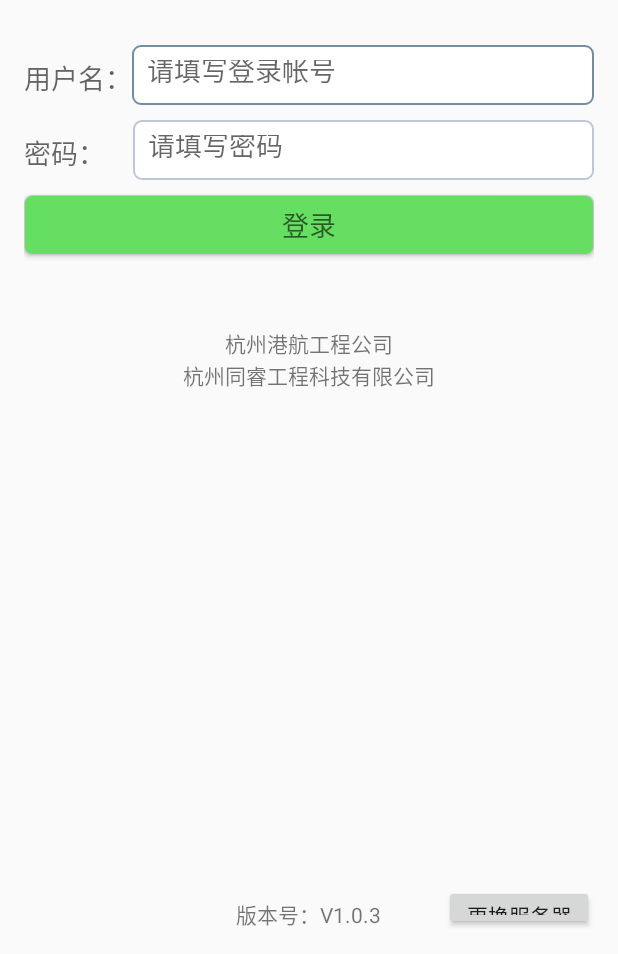
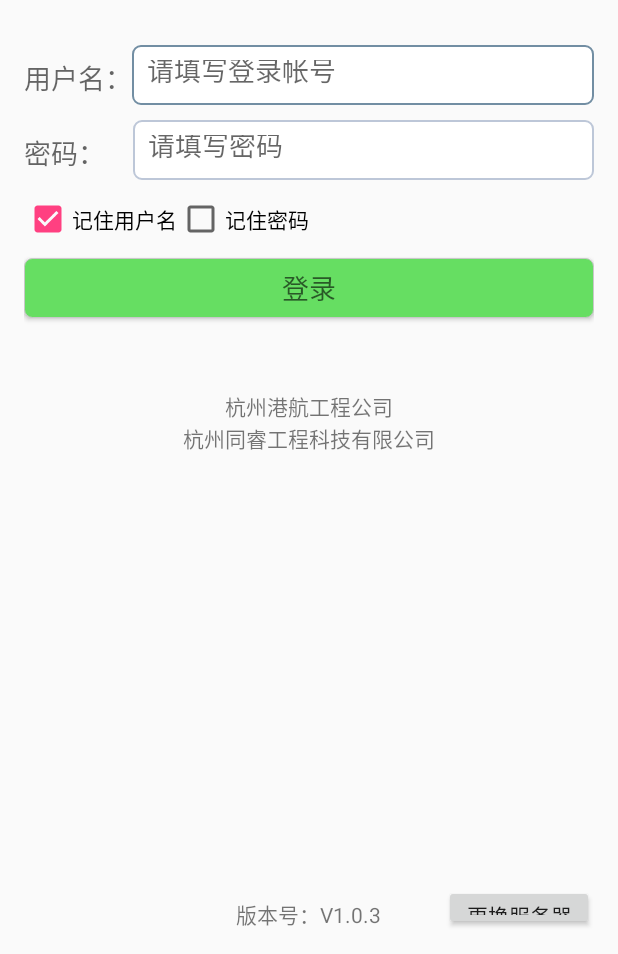
Before and after one commit to jacoli/Bridges, an Android app: the screen it shows after launch (LoginActivity), on a phone screen of 412 x 824 dp, the part 282-1236 px from its top. Run offline under Robolectric (Android 15) with nearby library versions, the phone set to English and light mode, and no system bars.

Commit message:
增加记住用户名和密码

```diff
--- a/app/src/main/java/com/lichuange/bridges/activities/LoginActivity.java
+++ b/app/src/main/java/com/lichuange/bridges/activities/LoginActivity.java
@@ -6,10 +6,13 @@ import android.os.Bundle;
 import android.view.View;
 import android.view.Window;
 import android.widget.Button;
+import android.widget.CheckBox;
+import android.widget.CompoundButton;
 import android.widget.EditText;
 import android.widget.Toast;
 
 import com.lichuange.bridges.R;
+import com.lichuange.bridges.models.BGConfigsModel;
 import com.lichuange.bridges.models.LoginModel;
 import com.lichuange.bridges.models.MainService;
 import com.lichuange.bridges.models.Utils;
@@ -25,6 +28,8 @@ public class LoginActivity extends MyBaseActivity {
 
     private boolean isCreating = true;
 
+    private BGConfigsModel configsModel;
+
     @Override
     protected void onCreate(Bundle savedInstanceState) {
         super.onCreate(savedInstanceState);
@@ -34,10 +39,47 @@ public class LoginActivity extends MyBaseActivity {
         final Button loginBtn = (Button)findViewById(R.id.loginbtn);
         final EditText usernameEdit = (EditText)findViewById(R.id.usernameEdit);
         final EditText passwordEdit = (EditText)findViewById(R.id.passwordEdit);
+        final CheckBox rememberUserName = (CheckBox)findViewById(R.id.rememberUserName);
+        final CheckBox rememberPassword = (CheckBox)findViewById(R.id.rememberPassword);
 
-        // mock
-//        usernameEdit.setText("heweizhi");
-//        passwordEdit.setText("123456");
+        configsModel = fetchConfig();
+
+        rememberUserName.setChecked(configsModel.isRememberUserName());
+        rememberPassword.setChecked(configsModel.isRememberPassword());
+
+        rememberUserName.setOnCheckedChangeListener(new CompoundButton.OnCheckedChangeListener() {
+            @Override
+            public void onCheckedChanged(CompoundButton arg0, boolean arg1) {
+                configsModel.setRememberUserName(arg1);
+
+                if (!arg1) {
+                    configsModel.setUserName(null);
+                    if (configsModel.isRememberPassword()) {
+                        rememberPassword.setChecked(false);
+                    }
+                }
+
+                persistConfig(configsModel);
+            }
+        });
+
+        rememberPassword.setOnCheckedChangeListener(new CompoundButton.OnCheckedChangeListener() {
+            @Override
+            public void onCheckedChanged(CompoundButton arg0, boolean arg1) {
+                configsModel.setRememberPassword(arg1);
+
+                if (arg1) {
+                    if (!configsModel.isRememberUserName()) {
+                        rememberUserName.setChecked(true);
+                    }
+                }
+                else {
+                    configsModel.setPassword(null);
+                }
+
+                persistConfig(configsModel);
+            }
+        });
 
         loginBtn.setOnClickListener(new View.OnClickListener() {
             @Override
@@ -68,18 +110,8 @@ public class LoginActivity extends MyBaseActivity {
             ObjectInputStream ois = new ObjectInputStream(stream);
             LoginModel model = (LoginModel)ois.readObject();
 
-            if (usernameEdit.getText() == null || usernameEdit.getText().length() == 0) {
-                if (model != null) {
-                    usernameEdit.setText(model.getUserName());
-                }
-            }
-
-
             if (model != null && model.getExpirDate() != null && model.isLoginSuccess()) {
                 if (!Utils.isCurrentTimeExpired(model.getExpirDate())) {
-
-
-
                     // 自动登录
                     MainService.getInstance().setLoginModel(model);
                     MyToast.showMessage(getApplicationContext(), "Token仍有效，自动登录");
@@ -92,6 +124,40 @@ public class LoginActivity extends MyBaseActivity {
         }
         finally {
         }
+    }
+
+    private BGConfigsModel fetchConfig() {
+        BGConfigsModel configsModel = null;
+        try {
+            FileInputStream stream = this.openFileInput(BGConfigsModel.configFileName);
+            ObjectInputStream ois = new ObjectInputStream(stream);
+            configsModel = (BGConfigsModel)ois.readObject();
+        }
+        catch (Exception e) {
+        }
+        finally {
+        }
+
+        if (configsModel == null) {
+            configsModel = new BGConfigsModel();
+            configsModel.setRememberUserName(true);
+            configsModel.setRememberPassword(false);
+        }
+
+        return configsModel;
+    }
+
+    private void persistConfig(BGConfigsModel model) {
+        try {
+            FileOutputStream stream = this.openFileOutput(BGConfigsModel.configFileName, MODE_PRIVATE);
+            ObjectOutputStream oos = new ObjectOutputStream(stream);
+            oos.writeObject(model);//td is an Instance of TableData;
+        }
+        catch (Exception e) {
+        }
+        finally {
+        }
+
     }
 
     @Override
@@ -110,17 +176,17 @@ public class LoginActivity extends MyBaseActivity {
                 FileOutputStream stream = this.openFileOutput("login.s", MODE_PRIVATE);
                 ObjectOutputStream oos = new ObjectOutputStream(stream);
                 oos.writeObject(model);//td is an Instance of TableData;
-
-                EditText usernameEdit = (EditText)findViewById(R.id.usernameEdit);
-                if (usernameEdit.getText() == null || usernameEdit.getText().length() == 0) {
-                    usernameEdit.setText(model.getUserName());
-                }
             }
             catch (Exception e) {
             }
             finally {
             }
         }
+
+        EditText usernameEdit = (EditText)findViewById(R.id.usernameEdit);
+        EditText passwordEdit = (EditText)findViewById(R.id.passwordEdit);
+        usernameEdit.setText(configsModel.getUserName());
+        passwordEdit.setText(configsModel.getPassword());
     }
 
     @Override
@@ -145,6 +211,27 @@ public class LoginActivity extends MyBaseActivity {
                 finally {
                 }
 
+
+                EditText usernameEdit = (EditText)findViewById(R.id.usernameEdit);
+                EditText passwordEdit = (EditText)findViewById(R.id.passwordEdit);
+
+                if (configsModel.isRememberUserName()) {
+                    configsModel.setUserName(usernameEdit.getText().toString());
+                }
+                else {
+                    configsModel.setUserName(null);
+                }
+
+                if (configsModel.isRememberPassword()) {
+                    configsModel.setPassword(passwordEdit.getText().toString());
+                }
+                else {
+                    configsModel.setPassword(null);
+                }
+
+                persistConfig(configsModel);
+
+
                 MyToast.showMessage(getApplicationContext(), "登录成功");
 
                 Intent intent = new Intent(LoginActivity.this, MainTabActivity.class);
--- /dev/null
+++ b/app/src/main/java/com/lichuange/bridges/models/BGConfigsModel.java
@@ -0,0 +1,56 @@
+package com.lichuange.bridges.models;
+
+import java.io.Serializable;
+
+/**
+ * Created by lichuange on 16/6/26.
+ */
+public class BGConfigsModel implements Serializable {
+    static public String configFileName = "bg_configs_file";
+
+    private boolean rememberUserName;
+    private boolean rememberPassword;
+    private String serverAddress;
+    private String userName;
+    private String password;
+
+    public boolean isRememberUserName() {
+        return rememberUserName;
+    }
+
+    public void setRememberUserName(boolean rememberUserName) {
+        this.rememberUserName = rememberUserName;
+    }
+
+    public boolean isRememberPassword() {
+        return rememberPassword;
+    }
+
+    public void setRememberPassword(boolean rememberPassword) {
+        this.rememberPassword = rememberPassword;
+    }
+
+    public String getServerAddress() {
+        return serverAddress;
+    }
+
+    public void setServerAddress(String serverAddress) {
+        this.serverAddress = serverAddress;
+    }
+
+    public String getUserName() {
+        return userName;
+    }
+
+    public void setUserName(String userName) {
+        this.userName = userName;
+    }
+
+    public String getPassword() {
+        return password;
+    }
+
+    public void setPassword(String password) {
+        this.password = password;
+    }
+}
--- a/app/src/main/java/com/lichuange/bridges/models/MainService.java
+++ b/app/src/main/java/com/lichuange/bridges/models/MainService.java
@@ -197,7 +197,6 @@ public class MainService {
                         responseStr = responsePrevProcess(responseStr);
                         Gson gson = new Gson();
                         setLoginModel(gson.fromJson(responseStr, LoginModel.class));
-                        getLoginModel().setUserName(username);
 
                         if (getLoginModel() != null
                                 && getLoginModel().isLoginSuccess()) {
--- a/app/src/main/res/layout/activity_login.xml
+++ b/app/src/main/res/layout/activity_login.xml
@@ -31,7 +31,6 @@
             android:src="@drawable/logo"
             android:layout_marginTop="30dp"
             />
-
 
         <LinearLayout
             android:orientation="horizontal"
@@ -86,6 +85,30 @@
 
         </LinearLayout>
 
+        <LinearLayout
+            android:orientation="horizontal"
+            android:layout_width="match_parent"
+            android:layout_height="wrap_content"
+            android:layout_gravity="center_vertical"
+            android:layout_marginTop="10dp">
+
+            <CheckBox
+                android:layout_width="wrap_content"
+                android:layout_height="wrap_content"
+                android:checked="true"
+                android:text="记住用户名"
+                android:id="@+id/rememberUserName" />
+
+            <CheckBox
+                android:layout_width="wrap_content"
+                android:layout_height="wrap_content"
+                android:text="记住密码"
+                android:id="@+id/rememberPassword" />
+
+        </LinearLayout>
+
+
+
         <Button
             android:layout_width="match_parent"
             android:layout_height="40dp"
```
Also changed, not shown: app/src/main/java/com/lichuange/bridges/models/LoginModel.java (+0 -10 lines).
